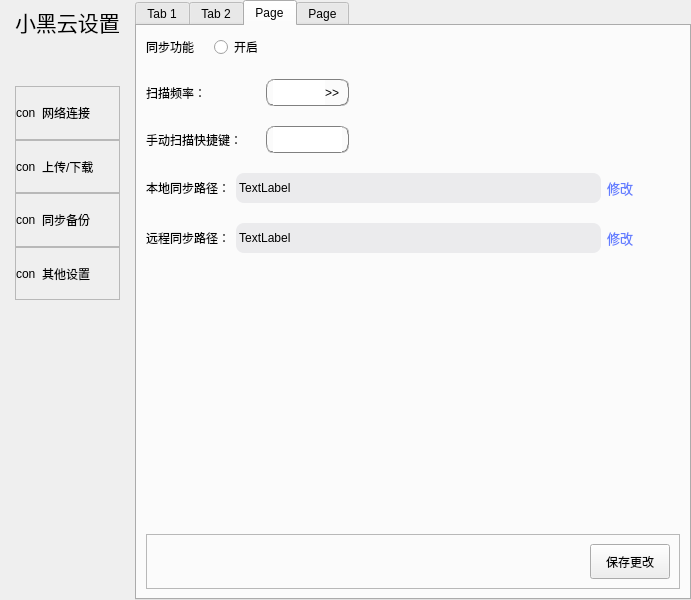
Old version of the form ui/Setting.ui in the repository aibotez/SBCClientV2.
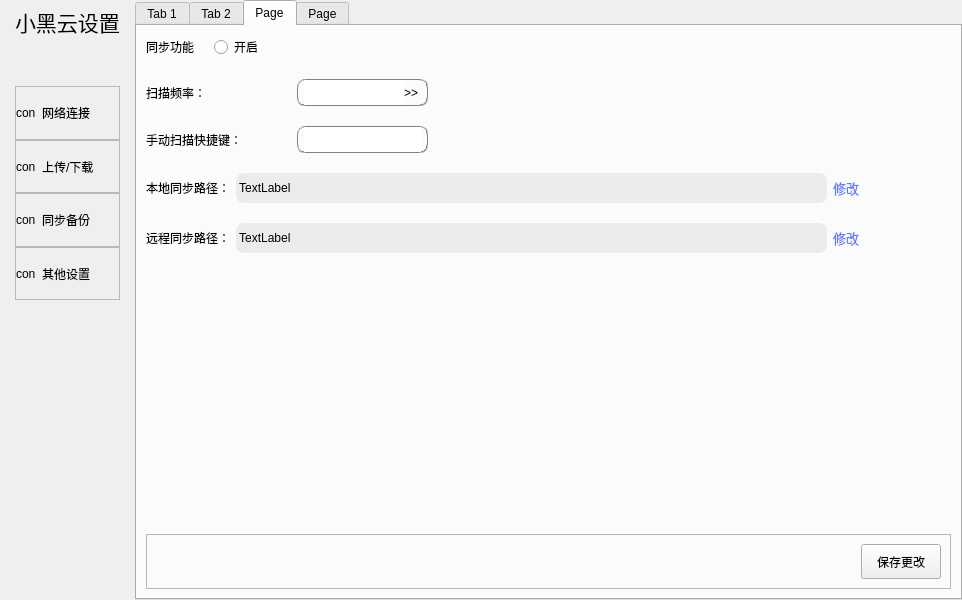
New version of the form. The open tabs and pages were chosen to show the change.

Diff of the .ui file:
```diff
--- a/ui/Setting.ui
+++ b/ui/Setting.ui
@@ -6,7 +6,7 @@
    <rect>
     <x>0</x>
     <y>0</y>
-    <width>691</width>
+    <width>962</width>
     <height>600</height>
    </rect>
   </property>
```
Left out of the diff: 2 changed lines with no effect on the pictures.
